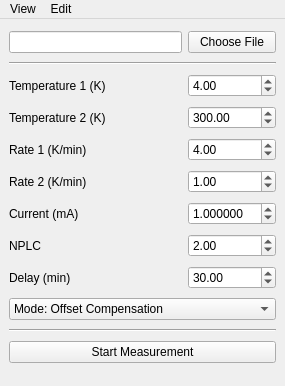
Above: main.ui from kmnhan/physlab before the change. Below: the same form after it.
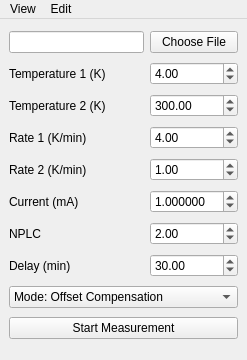
That is the form after the change.

Commit message: Add reset options to menu

```diff
--- a/main.ui
+++ b/main.ui
@@ -6,8 +6,8 @@
    <rect>
     <x>0</x>
     <y>0</y>
-    <width>285</width>
-    <height>386</height>
+    <width>247</width>
+    <height>360</height>
    </rect>
   </property>
   <property name="windowTitle">
@@ -15,7 +15,7 @@
   </property>
   <widget class="QWidget" name="centralwidget">
    <layout class="QGridLayout" name="gridLayout">
-    <item row="12" column="0" colspan="2">
+    <item row="11" column="0" colspan="2">
      <widget class="QPushButton" name="start_btn">
       <property name="text">
        <string>Start Measurement</string>
@@ -29,7 +29,7 @@
       </property>
      </widget>
     </item>
-    <item row="3" column="1">
+    <item row="2" column="1">
      <widget class="QDoubleSpinBox" name="spin_start">
       <property name="keyboardTracking">
        <bool>false</bool>
@@ -45,7 +45,7 @@
       </property>
      </widget>
     </item>
-    <item row="6" column="1">
+    <item row="5" column="1">
      <widget class="QDoubleSpinBox" name="spin_rateh">
       <property name="keyboardTracking">
        <bool>false</bool>
@@ -64,7 +64,7 @@
       </property>
      </widget>
     </item>
-    <item row="4" column="0">
+    <item row="3" column="0">
      <widget class="QLabel" name="label_2">
       <property name="text">
        <string>Temperature 2 (K)</string>
@@ -78,14 +78,14 @@
       </property>
      </widget>
     </item>
-    <item row="7" column="0">
+    <item row="6" column="0">
      <widget class="QLabel" name="label_4">
       <property name="text">
        <string>Current (mA)</string>
       </property>
      </widget>
     </item>
-    <item row="9" column="1">
+    <item row="8" column="1">
      <widget class="QDoubleSpinBox" name="spin_delay">
       <property name="keyboardTracking">
        <bool>false</bool>
@@ -98,7 +98,7 @@
       </property>
      </widget>
     </item>
-    <item row="5" column="1">
+    <item row="4" column="1">
      <widget class="QDoubleSpinBox" name="spin_rate">
       <property name="keyboardTracking">
        <bool>false</bool>
@@ -117,14 +117,14 @@
       </property>
      </widget>
     </item>
-    <item row="6" column="0">
+    <item row="5" column="0">
      <widget class="QLabel" name="label_6">
       <property name="text">
        <string>Rate 2 (K/min)</string>
       </property>
      </widget>
     </item>
-    <item row="9" column="0">
+    <item row="8" column="0">
      <widget class="QLabel" name="label_7">
       <property name="toolTip">
        <string>The delay before starting the ramp to Temperature 2 after reaching Temperature 1.</string>
@@ -153,7 +153,7 @@
       </item>
      </widget>
     </item>
-    <item row="7" column="1">
+    <item row="6" column="1">
      <widget class="QDoubleSpinBox" name="spin_curr">
       <property name="keyboardTracking">
        <bool>false</bool>
@@ -172,7 +172,7 @@
       </property>
      </widget>
     </item>
-    <item row="4" column="1">
+    <item row="3" column="1">
      <widget class="QDoubleSpinBox" name="spin_end">
       <property name="keyboardTracking">
        <bool>false</bool>
@@ -188,21 +188,21 @@
       </property>
      </widget>
     </item>
-    <item row="3" column="0">
+    <item row="2" column="0">
      <widget class="QLabel" name="label">
       <property name="text">
        <string>Temperature 1 (K)</string>
       </property>
      </widget>
     </item>
-    <item row="5" column="0">
+    <item row="4" column="0">
      <widget class="QLabel" name="label_5">
       <property name="text">
        <string>Rate 1 (K/min)</string>
       </property>
      </widget>
     </item>
-    <item row="8" column="0">
+    <item row="7" column="0">
      <widget class="QLabel" name="label_3">
       <property name="toolTip">
        <string>Number of power line cycles used by the SourceMeter. Smaller values indicate faster acquisition but with more noise. Values smaller than 1 are not recommended.</string>
@@ -212,7 +212,7 @@
       </property>
      </widget>
     </item>
-    <item row="8" column="1">
+    <item row="7" column="1">
      <widget class="QDoubleSpinBox" name="spin_delta">
       <property name="keyboardTracking">
        <bool>false</bool>
@@ -231,20 +231,6 @@
       </property>
      </widget>
     </item>
-    <item row="2" column="0" colspan="2">
-     <widget class="Line" name="line">
-      <property name="orientation">
-       <enum>Qt::Horizontal</enum>
-      </property>
-     </widget>
-    </item>
-    <item row="11" column="0" colspan="2">
-     <widget class="Line" name="line_2">
-      <property name="orientation">
-       <enum>Qt::Horizontal</enum>
-      </property>
-     </widget>
-    </item>
    </layout>
   </widget>
   <widget class="QMenuBar" name="menubar">
@@ -252,7 +238,7 @@
     <rect>
      <x>0</x>
      <y>0</y>
-     <width>285</width>
+     <width>247</width>
      <height>24</height>
     </rect>
    </property>
```
Left out of the diff: 27 changed lines with no effect on the pictures. The commit also changes 1 other file.
